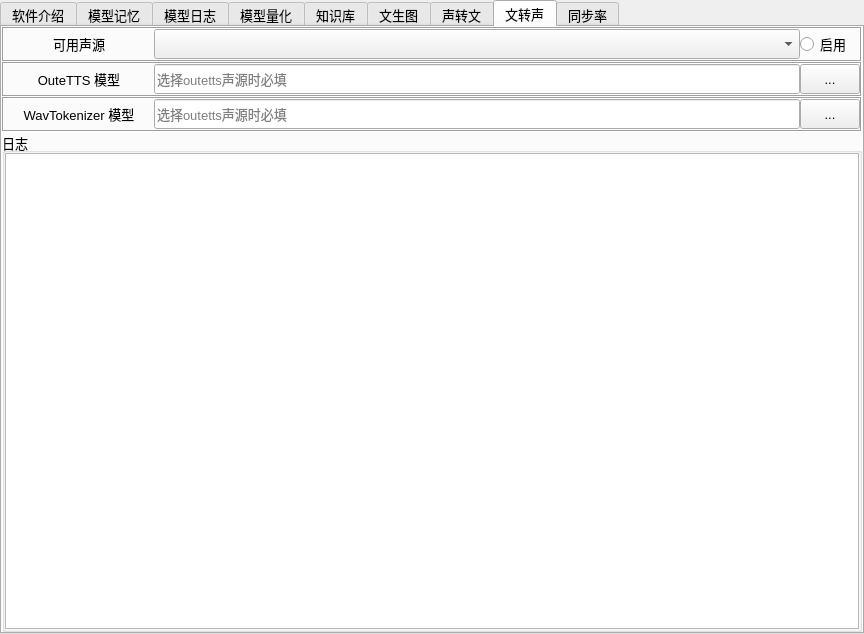
Qt form ui/expend.ui (ylsdamxssjxxdd/eva) before a commit.
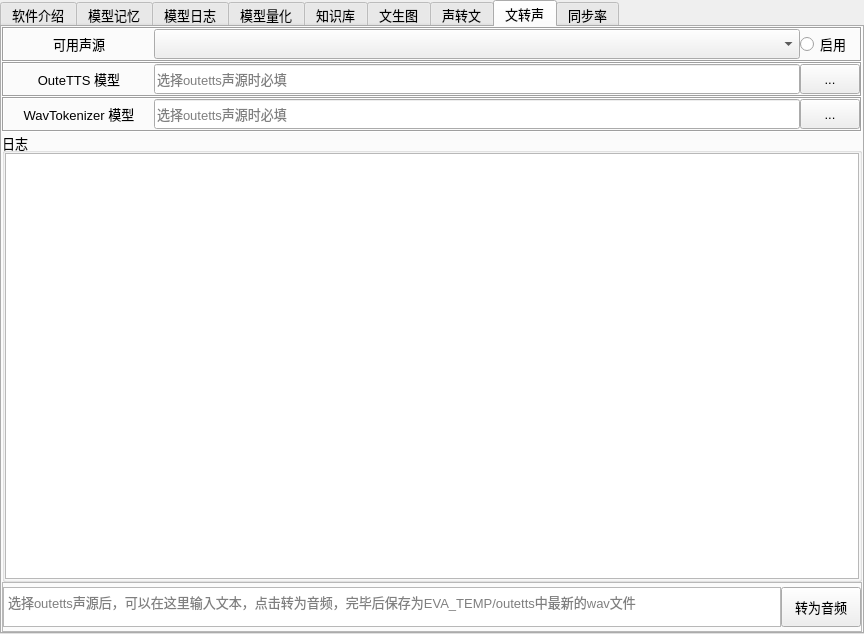
The same form after that commit. The open tabs and pages were chosen to show the change. Custom widgets are drawn as their Qt base class.

What changed in the file:
```diff
--- a/ui/expend.ui
+++ b/ui/expend.ui
@@ -3871,6 +3871,83 @@
          </layout>
         </widget>
        </item>
+       <item>
+        <widget class="QFrame" name="speech_manual_frame">
+         <property name="minimumSize">
+          <size>
+           <width>0</width>
+           <height>50</height>
+          </size>
+         </property>
+         <property name="maximumSize">
+          <size>
+           <width>16777215</width>
+           <height>50</height>
+          </size>
+         </property>
+         <property name="frameShape">
+          <enum>QFrame::StyledPanel</enum>
+         </property>
+         <property name="frameShadow">
+          <enum>QFrame::Raised</enum>
+         </property>
+         <layout class="QHBoxLayout" name="horizontalLayout_35">
+          <property name="spacing">
+           <number>0</number>
+          </property>
+          <property name="leftMargin">
+           <number>0</number>
+          </property>
+          <property name="topMargin">
+           <number>0</number>
+          </property>
+          <property name="rightMargin">
+           <number>0</number>
+          </property>
+          <property name="bottomMargin">
+           <number>0</number>
+          </property>
+          <item>
+           <widget class="QPlainTextEdit" name="speech_manual_plainTextEdit">
+            <property name="minimumSize">
+             <size>
+              <width>0</width>
+              <height>40</height>
+             </size>
+            </property>
+            <property name="maximumSize">
+             <size>
+              <width>16777215</width>
+              <height>40</height>
+             </size>
+            </property>
+            <property name="placeholderText">
+             <string>选择outetts声源后，可以在这里输入文本，点击转为音频，完毕后保存为EVA_TEMP/outetts中最新的wav文件</string>
+            </property>
+           </widget>
+          </item>
+          <item>
+           <widget class="QPushButton" name="speech_manual_pushButton">
+            <property name="minimumSize">
+             <size>
+              <width>0</width>
+              <height>40</height>
+             </size>
+            </property>
+            <property name="maximumSize">
+             <size>
+              <width>16777215</width>
+              <height>40</height>
+             </size>
+            </property>
+            <property name="text">
+             <string>转为音频</string>
+            </property>
+           </widget>
+          </item>
+         </layout>
+        </widget>
+       </item>
       </layout>
      </widget>
      <widget class="QWidget" name="tab_9">
```
Left out of the diff: 2 changed lines with no effect on the pictures.
